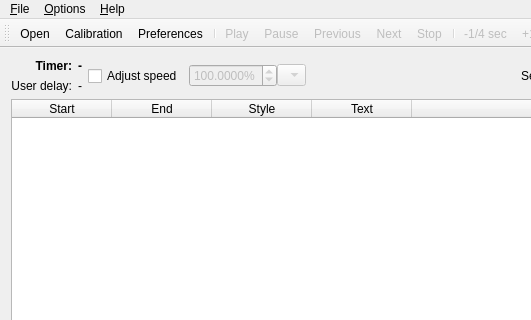
Above: src/mainwindow.ui from Subtivals/subtivals before the change; both pictures show x 0 to 531 and y 0 to 320 of the 800 by 500 pixel window. Below: the same form after it.
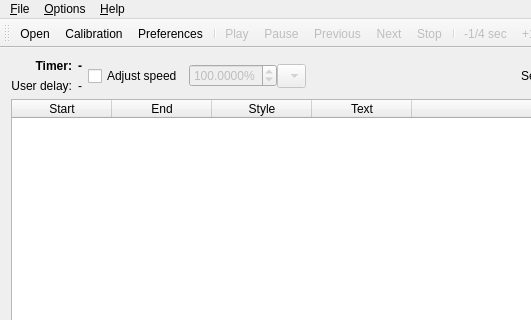
That is the form after the change. Icons and pictures are not drawn.

What changed in the file:
```diff
--- a/src/mainwindow.ui
+++ b/src/mainwindow.ui
@@ -120,7 +120,7 @@
            <string>Common framerates conversions</string>
           </property>
           <property name="sizeAdjustPolicy">
-           <enum>QComboBox::AdjustToMinimumContentsLength</enum>
+           <enum>QComboBox::AdjustToMinimumContentsLengthWithIcon</enum>
           </property>
          </widget>
         </item>
```
Left out of the diff: 1 changed line with no effect on the pictures.
